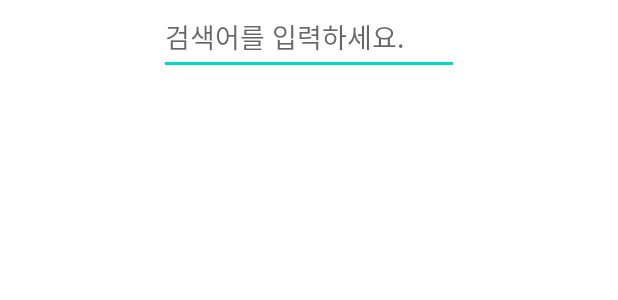
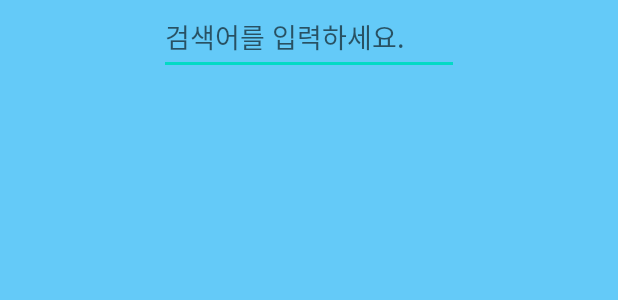
Before and after one commit to AnHyeJi/mvvmTest, an Android app: the layout activity_search.xml on its own in the app's theme, with its tools: preview values and no code run, on a phone screen of 412 x 824 dp. Shown: the top 300 px of the screen. Run offline under Robolectric (Android 15) with nearby library versions, the phone set to English and light mode, and no system bars.

```diff
--- a/app/src/main/java/com/and/mvvmtest/ui/search/SearchRepository.kt
+++ b/app/src/main/java/com/and/mvvmtest/ui/search/SearchRepository.kt
@@ -13,6 +13,7 @@ class SearchRepository @Inject constructor() {
     private var _searchData: MutableLiveData<ArrayList<String>> = MutableLiveData()
 
     fun getApi(s: String): MutableLiveData<ArrayList<String>> {
+        //jenkins test
         RetrofitClient.getInstance()
         .getGifImage(s)
         .observeOn(AndroidSchedulers.mainThread())
--- a/app/src/main/res/layout/activity_search.xml
+++ b/app/src/main/res/layout/activity_search.xml
@@ -12,7 +12,8 @@
     </data>
     <androidx.constraintlayout.widget.ConstraintLayout
         android:layout_width="match_parent"
-        android:layout_height="match_parent">
+        android:layout_height="match_parent"
+        android:background="#9C03A9F4">
 
         <EditText
             android:id="@+id/edit"
```
